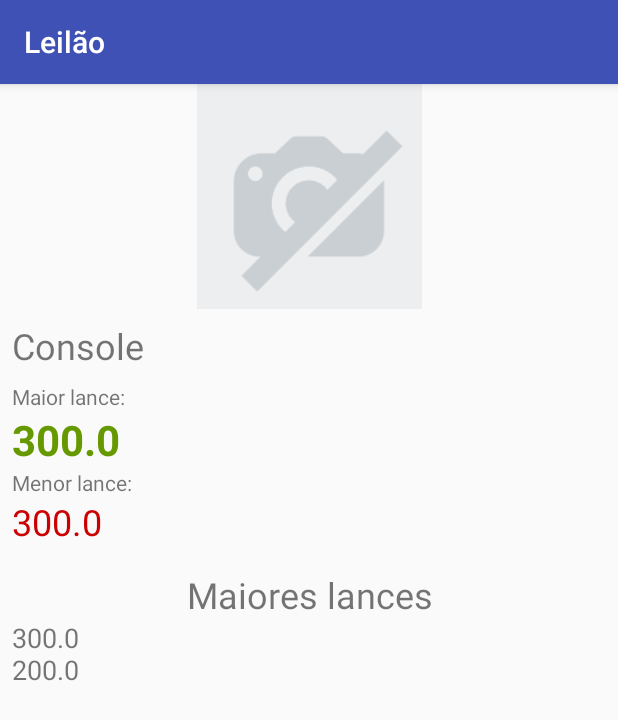
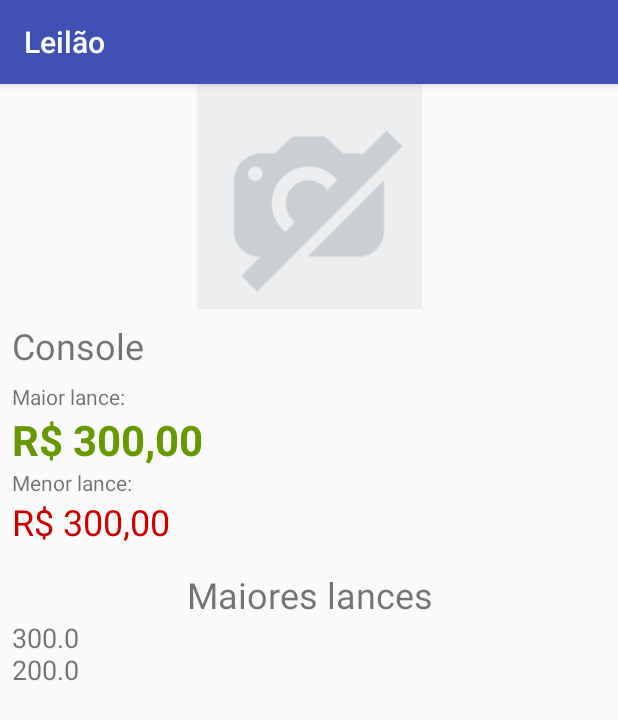
Before and after one commit to rafa1993/TDD-Android, an Android app: the screen it shows after launch (LancesLeilaoActivity), after a tap on "Console", on a phone screen of 412 x 824 dp. Shown: the top 720 px of the screen. Run offline under Robolectric (Android 15) with nearby library versions, the phone set to English and light mode, and no system bars; 1 statement that could not run was skipped.

Commit message:
formatador de moeda real no leilao

```diff
--- /dev/null
+++ b/app/src/main/java/br/com/alura/leilao/formatter/FormatadorDeMoeda.java
@@ -0,0 +1,14 @@
+package br.com.alura.leilao.formatter;
+
+import java.text.DecimalFormat;
+import java.text.NumberFormat;
+import java.util.Locale;
+
+public class FormatadorDeMoeda {
+
+    public String formata(double valor) {
+        NumberFormat formatador = DecimalFormat
+                .getCurrencyInstance(new Locale("pt", "br"));
+        return formatador.format(valor);
+    }
+}
--- a/app/src/main/java/br/com/alura/leilao/ui/activity/LancesLeilaoActivity.java
+++ b/app/src/main/java/br/com/alura/leilao/ui/activity/LancesLeilaoActivity.java
@@ -4,8 +4,7 @@ import android.content.Intent;
 import android.support.v7.app.AppCompatActivity;
 import android.os.Bundle;
 import android.widget.TextView;
-
-import java.io.Serializable;
+import br.com.alura.leilao.formatter.FormatadorDeMoeda;
 
 import br.com.alura.leilao.R;
 import br.com.alura.leilao.model.Lance;
@@ -20,12 +19,18 @@ public class LancesLeilaoActivity extends AppCompatActivity {
         Intent dadosRecebidos = getIntent();
         if(dadosRecebidos.hasExtra("leilao")){
             Leilao leilao = (Leilao) dadosRecebidos.getSerializableExtra("leilao");
+            FormatadorDeMoeda formatadorDeMoeda = new FormatadorDeMoeda();
+
             TextView descricao = findViewById(R.id.lances_leilao_descricao);
             descricao.setText(leilao.getDescricao());
             TextView maiorLance = findViewById(R.id.lances_leilao_maior_lance);
-            maiorLance.setText(String.valueOf(leilao.getMaiorLance()));
+            //maiorLance.setText(String.valueOf(leilao.getMaiorLance()));
+            maiorLance.setText(formatadorDeMoeda.formata(leilao.getMaiorLance()));
+
             TextView menorLance = findViewById(R.id.lances_leilao_menor_lance);
-            menorLance.setText(String.valueOf(leilao.getMenorLance()));
+            //menorLance.setText(String.valueOf(leilao.getMenorLance()));
+            menorLance.setText(formatadorDeMoeda.formata(leilao.getMenorLance()));
+
             TextView maioresLances = findViewById(R.id.lances_leilao_maiores_lances);
             StringBuilder sb = new StringBuilder();
             for (Lance lance:leilao.tresMaioresLances()){
--- a/app/src/main/java/br/com/alura/leilao/ui/recyclerview/adapter/ListaLeilaoAdapter.java
+++ b/app/src/main/java/br/com/alura/leilao/ui/recyclerview/adapter/ListaLeilaoAdapter.java
@@ -11,6 +11,7 @@ import android.widget.TextView;
 import java.util.List;
 
 import br.com.alura.leilao.R;
+import br.com.alura.leilao.formatter.FormatadorDeMoeda;
 import br.com.alura.leilao.model.Leilao;
 
 public class ListaLeilaoAdapter extends RecyclerView.Adapter<ListaLeilaoAdapter.ViewHolder> {
@@ -18,10 +19,12 @@ public class ListaLeilaoAdapter extends RecyclerView.Adapter<ListaLeilaoAdapter.
     private final List<Leilao> leiloes;
     private final Context context;
     private OnItemClickListener onItemClickListener;
+    private final FormatadorDeMoeda formatadorDeMoeda;
 
     public ListaLeilaoAdapter(Context context, List<Leilao> leiloes) {
         this.context = context;
         this.leiloes = leiloes;
+        this.formatadorDeMoeda = new FormatadorDeMoeda();
     }
 
     public void setOnItemClickListener(OnItemClickListener onItemClickListener) {
@@ -67,7 +70,7 @@ public class ListaLeilaoAdapter extends RecyclerView.Adapter<ListaLeilaoAdapter.
         void vincula(Leilao leilao) {
             this.leilao = leilao;
             descricao.setText(leilao.getDescricao());
-            maiorLance.setText(String.valueOf(leilao.getMaiorLance()));
+            maiorLance.setText(formatadorDeMoeda.formata(leilao.getMaiorLance()));
         }
 
     }
```
Also changed, not shown: 2 other files.
